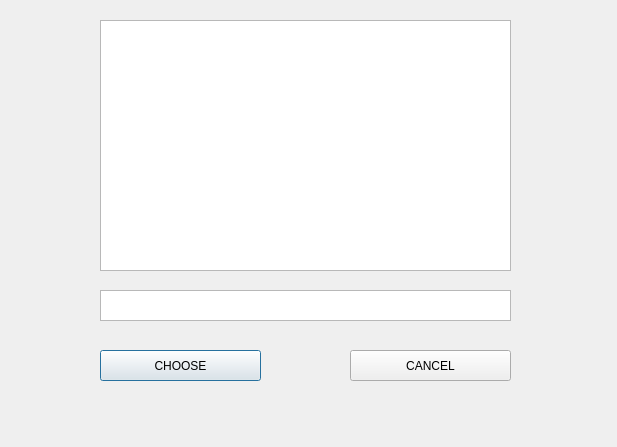
Above: GUI/SymposiumGui/choosedir.ui from RickZack/Symposium before the change. Below: the same form after it.
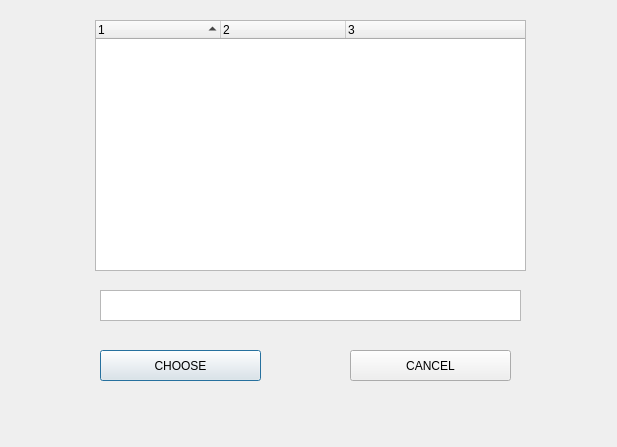
That is the form after the change.

Commit message:
GUI:choose directory
modifica della scelta di directory per aggiungere il link, messo un albero

The edit to the form file:
```diff
--- a/GUI/SymposiumGui/choosedir.ui
+++ b/GUI/SymposiumGui/choosedir.ui
@@ -21,21 +21,11 @@
     <rect>
      <x>100</x>
      <y>290</y>
-     <width>411</width>
+     <width>421</width>
      <height>31</height>
     </rect>
    </property>
   </widget>
-  <widget class="QListWidget" name="list">
-   <property name="geometry">
-    <rect>
-     <x>100</x>
-     <y>20</y>
-     <width>411</width>
-     <height>251</height>
-    </rect>
-   </property>
-  </widget>
   <widget class="QPushButton" name="choose">
    <property name="geometry">
     <rect>
@@ -62,6 +52,76 @@
     <string>CANCEL</string>
    </property>
   </widget>
+  <widget class="QTreeWidget" name="tree">
+   <property name="geometry">
+    <rect>
+     <x>95</x>
+     <y>20</y>
+     <width>431</width>
+     <height>251</height>
+    </rect>
+   </property>
+   <property name="horizontalScrollBarPolicy">
+    <enum>Qt::ScrollBarAsNeeded</enum>
+   </property>
+   <property name="sizeAdjustPolicy">
+    <enum>QAbstractScrollArea::AdjustToContents</enum>
+   </property>
+   <property name="editTriggers">
+    <set>QAbstractItemView::NoEditTriggers</set>
+   </property>
+   <property name="showDropIndicator" stdset="0">
+    <bool>true</bool>
+   </property>
+   <property name="indentation">
+    <number>25</number>
+   </property>
+   <property name="uniformRowHeights">
+    <bool>false</bool>
+   </property>
+   <property name="animated">
+    <bool>true</bool>
+   </property>
+   <property name="headerHidden">
+    <bool>false</bool>
+   </property>
+   <property name="columnCount">
+    <number>3</number>
+   </property>
+   <attribute name="headerVisible">
+    <bool>true</bool>
+   </attribute>
+   <attribute name="headerCascadingSectionResizes">
+    <bool>true</bool>
+   </attribute>
+   <attribute name="headerDefaultSectionSize">
+    <number>125</number>
+   </attribute>
+   <attribute name="headerHighlightSections">
+    <bool>true</bool>
+   </attribute>
+   <attribute name="headerShowSortIndicator" stdset="0">
+    <bool>true</bool>
+   </attribute>
+   <attribute name="headerStretchLastSection">
+    <bool>true</bool>
+   </attribute>
+   <column>
+    <property name="text">
+     <string notr="true">1</string>
+    </property>
+   </column>
+   <column>
+    <property name="text">
+     <string notr="true">2</string>
+    </property>
+   </column>
+   <column>
+    <property name="text">
+     <string notr="true">3</string>
+    </property>
+   </column>
+  </widget>
  </widget>
  <resources/>
  <connections/>
```
The commit also changes 4 other files.
